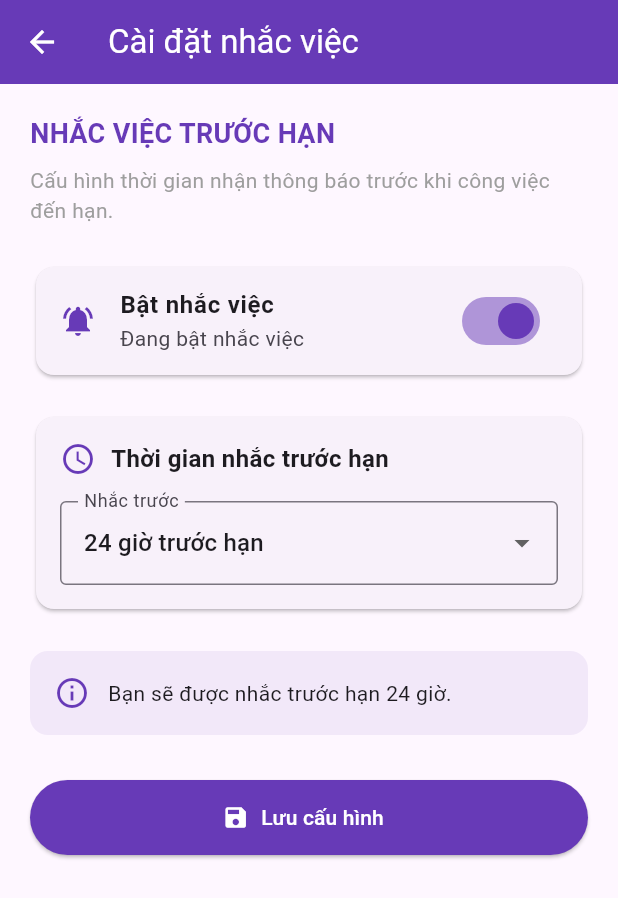
After one commit to doantanluckhmt2411058/KHMT2411058_DOANTANLUC_casestudy2, a Flutter app: the TaskListScreen screen opened directly, after a tap on the "notifications active" icon, on a phone screen of 412 x 824 dp. The commit adds this screen. Shown: the top 898 px of the screen. Run offline on Flutter 3.47's test engine with Material 3 defaults, Android fonts, the phone set to English and light mode, and no system bars; our stand-ins replace shared_preferences; accounts and stored records are empty; network calls fail.

Commit message:
D5 - Them giao dien cai dat nhac viec

```diff
--- /dev/null
+++ b/TaskManager/lib/screens/reminder_settings_screen.dart
@@ -0,0 +1,168 @@
+import 'package:flutter/material.dart';
+
+class ReminderSettingsScreen extends StatefulWidget {
+  const ReminderSettingsScreen({super.key});
+
+  @override
+  State<ReminderSettingsScreen> createState() => _ReminderSettingsScreenState();
+}
+
+class _ReminderSettingsScreenState extends State<ReminderSettingsScreen> {
+  bool reminderEnabled = true;
+  int reminderHours = 24;
+
+  final List<int> reminderOptions = [1, 6, 12, 24];
+
+  @override
+  Widget build(BuildContext context) {
+    return Scaffold(
+      appBar: AppBar(
+        title: const Text('Cài đặt nhắc việc'),
+        backgroundColor: Colors.deepPurple,
+        foregroundColor: Colors.white,
+      ),
+      body: ListView(
+        padding: const EdgeInsets.all(20),
+        children: [
+          const Text(
+            'NHẮC VIỆC TRƯỚC HẠN',
+            style: TextStyle(
+              fontSize: 18,
+              fontWeight: FontWeight.bold,
+              color: Colors.deepPurple,
+            ),
+          ),
+          const SizedBox(height: 8),
+          const Text(
+            'Cấu hình thời gian nhận thông báo trước '
+            'khi công việc đến hạn.',
+            style: TextStyle(color: Colors.grey),
+          ),
+          const SizedBox(height: 24),
+
+          Card(
+            child: SwitchListTile(
+              secondary: const Icon(
+                Icons.notifications_active,
+                color: Colors.deepPurple,
+              ),
+              title: const Text(
+                'Bật nhắc việc',
+                style: TextStyle(fontWeight: FontWeight.bold),
+              ),
+              subtitle: Text(
+                reminderEnabled ? 'Đang bật nhắc việc' : 'Đang tắt nhắc việc',
+              ),
+              value: reminderEnabled,
+              activeThumbColor: Colors.deepPurple,
+              onChanged: (value) {
+                setState(() {
+                  reminderEnabled = value;
+                });
+              },
+            ),
+          ),
+
+          const SizedBox(height: 20),
+
+          Card(
+            child: Padding(
+              padding: const EdgeInsets.all(16),
+              child: Column(
+                crossAxisAlignment: CrossAxisAlignment.start,
+                children: [
+                  const Row(
+                    children: [
+                      Icon(Icons.schedule, color: Colors.deepPurple),
+                      SizedBox(width: 10),
+                      Text(
+                        'Thời gian nhắc trước hạn',
+                        style: TextStyle(
+                          fontWeight: FontWeight.bold,
+                          fontSize: 16,
+                        ),
+                      ),
+                    ],
+                  ),
+                  const SizedBox(height: 16),
+                  DropdownButtonFormField<int>(
+                    initialValue: reminderHours,
+                    decoration: const InputDecoration(
+                      labelText: 'Nhắc trước',
+                      border: OutlineInputBorder(),
+                    ),
+                    items: reminderOptions.map((hours) {
+                      return DropdownMenuItem<int>(
+                        value: hours,
+                        child: Text('$hours giờ trước hạn'),
+                      );
+                    }).toList(),
+                    onChanged: reminderEnabled
+                        ? (value) {
+                            if (value != null) {
+                              setState(() {
+                                reminderHours = value;
+                              });
+                            }
+                          }
+                        : null,
+                  ),
+                ],
+              ),
+            ),
+          ),
+
+          const SizedBox(height: 24),
+
+          Container(
+            padding: const EdgeInsets.all(16),
+            decoration: BoxDecoration(
+              color: Colors.deepPurple.withValues(alpha: 0.08),
+              borderRadius: BorderRadius.circular(12),
+            ),
+            child: Row(
+              children: [
+                const Icon(Icons.info_outline, color: Colors.deepPurple),
+                const SizedBox(width: 12),
+                Expanded(
+                  child: Text(
+                    reminderEnabled
+                        ? 'Bạn sẽ được nhắc trước hạn '
+                              '$reminderHours giờ.'
+                        : 'Bạn đã tắt chức năng nhắc việc.',
+                  ),
+                ),
+              ],
+            ),
+          ),
+
+          const SizedBox(height: 30),
+
+          SizedBox(
+            height: 50,
+            child: ElevatedButton.icon(
+              icon: const Icon(Icons.save),
+              label: const Text('Lưu cấu hình'),
+              style: ElevatedButton.styleFrom(
+                backgroundColor: Colors.deepPurple,
+                foregroundColor: Colors.white,
+              ),
+              onPressed: () {
+                ScaffoldMessenger.of(context).showSnackBar(
+                  SnackBar(
+                    content: Text(
+                      reminderEnabled
+                          ? 'Đã lưu cấu hình nhắc trước '
+                                '$reminderHours giờ'
+                          : 'Đã lưu cấu hình tắt nhắc việc',
+                    ),
+                  ),
+                );
+              },
+            ),
+          ),
+        ],
+      ),
+    );
+  }
+}
--- a/TaskManager/lib/screens/task_list_screen.dart
+++ b/TaskManager/lib/screens/task_list_screen.dart
@@ -1,6 +1,6 @@
-
 import 'package:flutter/material.dart';
 
+import 'reminder_settings_screen.dart';
 import 'task_detail_screen.dart';
 import 'add_task_screen.dart';
 import 'assign_task_screen.dart';
@@ -72,9 +72,7 @@ class _TaskListScreenState extends State<TaskListScreen> {
   Future<void> openAddTask() async {
     await Navigator.push(
       context,
-      MaterialPageRoute(
-        builder: (context) => const AddTaskScreen(),
-      ),
+      MaterialPageRoute(builder: (context) => const AddTaskScreen()),
     );
 
     if (mounted) await loadTasks();
@@ -84,9 +82,7 @@ class _TaskListScreenState extends State<TaskListScreen> {
   Future<void> openAssignTask(String taskId) async {
     await Navigator.push(
       context,
-      MaterialPageRoute(
-        builder: (context) => AssignTaskScreen(taskId: taskId),
-      ),
+      MaterialPageRoute(builder: (context) => AssignTaskScreen(taskId: taskId)),
     );
 
     if (mounted) await loadTasks();
@@ -171,10 +167,7 @@ class _TaskListScreenState extends State<TaskListScreen> {
         return Chip(
           label: Text(
             roleNames[key] ?? key,
-            style: const TextStyle(
-              color: Colors.white,
-              fontSize: 11,
-            ),
+            style: const TextStyle(color: Colors.white, fontSize: 11),
           ),
           backgroundColor: roleColors[key] ?? Colors.grey,
           visualDensity: VisualDensity.compact,
@@ -206,7 +199,9 @@ class _TaskListScreenState extends State<TaskListScreen> {
           ),
           const SizedBox(width: 5),
           Text(
-            isEditor ? 'Quyền Editor - Được chỉnh sửa' : 'Quyền Viewer - Chỉ xem',
+            isEditor
+                ? 'Quyền Editor - Được chỉnh sửa'
+                : 'Quyền Viewer - Chỉ xem',
             style: TextStyle(
               fontSize: 12,
               color: isEditor ? Colors.orange[800] : Colors.blue[800],
@@ -235,10 +230,7 @@ class _TaskListScreenState extends State<TaskListScreen> {
             children: [
               const Text(
                 'Tiến độ công việc',
-                style: TextStyle(
-                  fontWeight: FontWeight.w500,
-                  fontSize: 12,
-                ),
+                style: TextStyle(fontWeight: FontWeight.w500, fontSize: 12),
               ),
               Text(
                 '${progress.toStringAsFixed(0)}%',
@@ -291,7 +283,8 @@ class _TaskListScreenState extends State<TaskListScreen> {
         final primaryId = getAssigneeId(task['primaryAssigneeId']);
         final assignees = task['assigneeIds'];
 
-        final hasAssignee = assignees is List &&
+        final hasAssignee =
+            assignees is List &&
             assignees.any((user) {
               return getAssigneeId(user) == assigneeFilter;
             });
@@ -303,12 +296,8 @@ class _TaskListScreenState extends State<TaskListScreen> {
     result.sort((a, b) {
       switch (sortBy) {
         case 'dueDate':
-          final dateA = DateTime.tryParse(
-            a['dueDate']?.toString() ?? '',
-          );
-          final dateB = DateTime.tryParse(
-            b['dueDate']?.toString() ?? '',
-          );
+          final dateA = DateTime.tryParse(a['dueDate']?.toString() ?? '');
+          final dateB = DateTime.tryParse(b['dueDate']?.toString() ?? '');
 
           if (dateA == null && dateB == null) return 0;
           if (dateA == null) return 1;
@@ -317,11 +306,7 @@ class _TaskListScreenState extends State<TaskListScreen> {
           return dateA.compareTo(dateB);
 
         case 'priority':
-          const priorityOrder = {
-            'high': 1,
-            'medium': 2,
-            'low': 3,
-          };
+          const priorityOrder = {'high': 1, 'medium': 2, 'low': 3};
 
           final priorityA = priorityOrder[a['priority']] ?? 4;
           final priorityB = priorityOrder[b['priority']] ?? 4;
@@ -330,12 +315,8 @@ class _TaskListScreenState extends State<TaskListScreen> {
 
         case 'createdAt':
         default:
-          final dateA = DateTime.tryParse(
-            a['createdAt']?.toString() ?? '',
-          );
-          final dateB = DateTime.tryParse(
-            b['createdAt']?.toString() ?? '',
-          );
+          final dateA = DateTime.tryParse(a['createdAt']?.toString() ?? '');
+          final dateB = DateTime.tryParse(b['createdAt']?.toString() ?? '');
 
           if (dateA == null && dateB == null) return 0;
           if (dateA == null) return 1;
@@ -381,10 +362,7 @@ class _TaskListScreenState extends State<TaskListScreen> {
     }
 
     return uniqueUsers.entries
-        .map((entry) => {
-      'id': entry.key,
-      'name': entry.value,
-    })
+        .map((entry) => {'id': entry.key, 'name': entry.value})
         .toList();
   }
 
@@ -406,18 +384,14 @@ class _TaskListScreenState extends State<TaskListScreen> {
 
     if (id == null || id.isEmpty) {
       ScaffoldMessenger.of(context).showSnackBar(
-        const SnackBar(
-          content: Text('Không tìm thấy ID công việc!'),
-        ),
+        const SnackBar(content: Text('Không tìm thấy ID công việc!')),
       );
       return;
     }
 
     final result = await Navigator.push<Map<String, dynamic>>(
       context,
-      MaterialPageRoute(
-        builder: (context) => TaskDetailScreen(task: task),
-      ),
+      MaterialPageRoute(builder: (context) => TaskDetailScreen(task: task)),
     );
 
     if (result != null && mounted) {
@@ -463,9 +437,7 @@ class _TaskListScreenState extends State<TaskListScreen> {
                 },
               )
             : null,
-        border: OutlineInputBorder(
-          borderRadius: BorderRadius.circular(12),
-        ),
+        border: OutlineInputBorder(borderRadius: BorderRadius.circular(12)),
       ),
       onChanged: (value) {
         setState(() {
@@ -506,10 +478,19 @@ class _TaskListScreenState extends State<TaskListScreen> {
                 border: OutlineInputBorder(),
               ),
               items: const [
-                DropdownMenuItem(value: 'all', child: Text('Tất cả trạng thái')),
+                DropdownMenuItem(
+                  value: 'all',
+                  child: Text('Tất cả trạng thái'),
+                ),
                 DropdownMenuItem(value: 'todo', child: Text('Chưa thực hiện')),
-                DropdownMenuItem(value: 'in_progress', child: Text('Đang thực hiện')),
-                DropdownMenuItem(value: 'completed', child: Text('Đã hoàn thành')),
+                DropdownMenuItem(
+                  value: 'in_progress',
+                  child: Text('Đang thực hiện'),
+                ),
+                DropdownMenuItem(
+                  value: 'completed',
+                  child: Text('Đã hoàn thành'),
+                ),
               ],
               onChanged: (value) {
                 setState(() {
@@ -527,7 +508,10 @@ class _TaskListScreenState extends State<TaskListScreen> {
                 border: OutlineInputBorder(),
               ),
               items: const [
-                DropdownMenuItem(value: 'all', child: Text('Tất cả mức ưu tiên')),
+                DropdownMenuItem(
+                  value: 'all',
+                  child: Text('Tất cả mức ưu tiên'),
+                ),
                 DropdownMenuItem(value: 'low', child: Text('Thấp')),
                 DropdownMenuItem(value: 'medium', child: Text('Trung bình')),
                 DropdownMenuItem(value: 'high', child: Text('Cao')),
@@ -588,19 +572,13 @@ class _TaskListScreenState extends State<TaskListScreen> {
       children: [
         const Icon(Icons.sort, color: Colors.deepPurple),
         const SizedBox(width: 8),
-        const Text(
-          'Sắp xếp:',
-          style: TextStyle(fontWeight: FontWeight.bold),
-        ),
+        const Text('Sắp xếp:', style: TextStyle(fontWeight: FontWeight.bold)),
         const SizedBox(width: 12),
         Expanded(
           child: DropdownButtonFormField<String>(
             initialValue: sortBy,
             decoration: const InputDecoration(
-              contentPadding: EdgeInsets.symmetric(
-                horizontal: 12,
-                vertical: 8,
-              ),
+              contentPadding: EdgeInsets.symmetric(horizontal: 12, vertical: 8),
               border: OutlineInputBorder(),
             ),
             items: const [
@@ -633,28 +611,19 @@ class _TaskListScreenState extends State<TaskListScreen> {
     final taskId = task['_id']?.toString() ?? '';
 
     return Card(
-      margin: const EdgeInsets.symmetric(
-        horizontal: 4,
-        vertical: 8,
-      ),
+      margin: const EdgeInsets.symmetric(horizontal: 4, vertical: 8),
       elevation: 2,
       child: ListTile(
         contentPadding: const EdgeInsets.all(12),
 
         leading: const CircleAvatar(
           backgroundColor: Color(0xFFEDE7F6),
-          child: Icon(
-            Icons.assignment,
-            color: Colors.deepPurple,
-          ),
+          child: Icon(Icons.assignment, color: Colors.deepPurple),
         ),
 
         title: Text(
           task['title']?.toString() ?? 'Không có tiêu đề',
-          style: const TextStyle(
-            fontWeight: FontWeight.bold,
-            fontSize: 16,
-          ),
+          style: const TextStyle(fontWeight: FontWeight.bold, fontSize: 16),
         ),
 
         subtitle: Column(
@@ -662,9 +631,7 @@ class _TaskListScreenState extends State<TaskListScreen> {
           children: [
             const SizedBox(height: 6),
 
-            Text(
-              task['description']?.toString() ?? 'Không có mô tả',
-            ),
+            Text(task['description']?.toString() ?? 'Không có mô tả'),
 
             const SizedBox(height: 8),
 
@@ -674,13 +641,9 @@ class _TaskListScreenState extends State<TaskListScreen> {
 
             const SizedBox(height: 8),
 
-            Text(
-              'Trạng thái: ${statusText(task['status']?.toString())}',
-            ),
+            Text('Trạng thái: ${statusText(task['status']?.toString())}'),
 
-            Text(
-              'Ưu tiên: ${priorityText(task['priority']?.toString())}',
-            ),
+            Text('Ưu tiên: ${priorityText(task['priority']?.toString())}'),
 
             if (task['dueDate'] != null)
               Text(
@@ -693,26 +656,18 @@ class _TaskListScreenState extends State<TaskListScreen> {
 
             const Text(
               'Nhấn để xem, chỉnh sửa hoặc xóa',
-              style: TextStyle(
-                color: Colors.deepPurple,
-                fontSize: 12,
-              ),
+              style: TextStyle(color: Colors.deepPurple, fontSize: 12),
             ),
           ],
         ),
 
         // Menu thao tác
         trailing: PopupMenuButton<String>(
-          icon: const Icon(
-            Icons.more_vert,
-            color: Colors.deepPurple,
-          ),
+          icon: const Icon(Icons.more_vert, color: Colors.deepPurple),
           onSelected: (value) {
             if (taskId.isEmpty) {
               ScaffoldMessenger.of(context).showSnackBar(
-                const SnackBar(
-                  content: Text('Không tìm thấy ID công việc!'),
-                ),
+                const SnackBar(content: Text('Không tìm thấy ID công việc!')),
               );
               return;
             }
@@ -738,10 +693,7 @@ class _TaskListScreenState extends State<TaskListScreen> {
               value: 'assign',
               child: Row(
                 children: [
-                  Icon(
-                    Icons.group_add,
-                    color: Colors.deepPurple,
-                  ),
+                  Icon(Icons.group_add, color: Colors.deepPurple),
                   SizedBox(width: 8),
                   Text('Giao việc'),
                 ],
@@ -766,13 +718,19 @@ class _TaskListScreenState extends State<TaskListScreen> {
         foregroundColor: Colors.white,
         actions: [
           IconButton(
-            onPressed: loadTasks,
-            icon: const Icon(Icons.refresh),
-            tooltip: 'Làm mới',
+            icon: const Icon(Icons.notifications_active),
+            tooltip: 'Cài đặt nhắc việc',
+            onPressed: () {
+              Navigator.push(
+                context,
+                MaterialPageRoute(
+                  builder: (_) => const ReminderSettingsScreen(),
+                ),
+              );
+            },
           ),
         ],
       ),
-
       floatingActionButton: FloatingActionButton.extended(
         onPressed: openAddTask,
         backgroundColor: Colors.deepPurple,
@@ -782,9 +740,7 @@ class _TaskListScreenState extends State<TaskListScreen> {
       ),
 
       body: isLoading
-          ? const Center(
-        child: CircularProgressIndicator(),
-      )
+          ? const Center(child: CircularProgressIndicator())
           : errorMessage != null
           ? Center(
               child: Padding(
@@ -798,10 +754,7 @@ class _TaskListScreenState extends State<TaskListScreen> {
                       size: 45,
                     ),
                     const SizedBox(height: 12),
-              Text(
-                errorMessage!,
-                textAlign: TextAlign.center,
-              ),
+                    Text(errorMessage!, textAlign: TextAlign.center),
                     const SizedBox(height: 12),
                     ElevatedButton(
                       onPressed: loadTasks,
@@ -840,10 +793,7 @@ class _TaskListScreenState extends State<TaskListScreen> {
                         child: Text(
                           'Không tìm thấy công việc phù hợp!',
                           textAlign: TextAlign.center,
-                    style: TextStyle(
-                      color: Colors.grey,
-                      fontSize: 15,
-                    ),
+                          style: TextStyle(color: Colors.grey, fontSize: 15),
                         ),
                       ),
                     )
```
Lines whose indentation alone changed are shown as unchanged.
